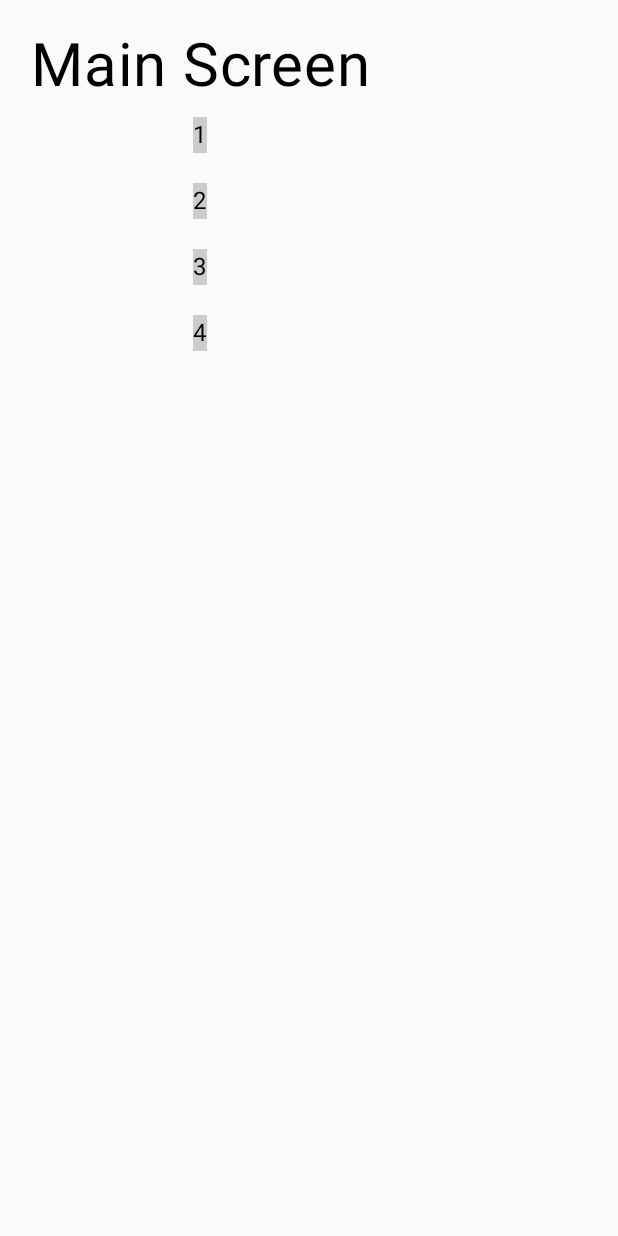
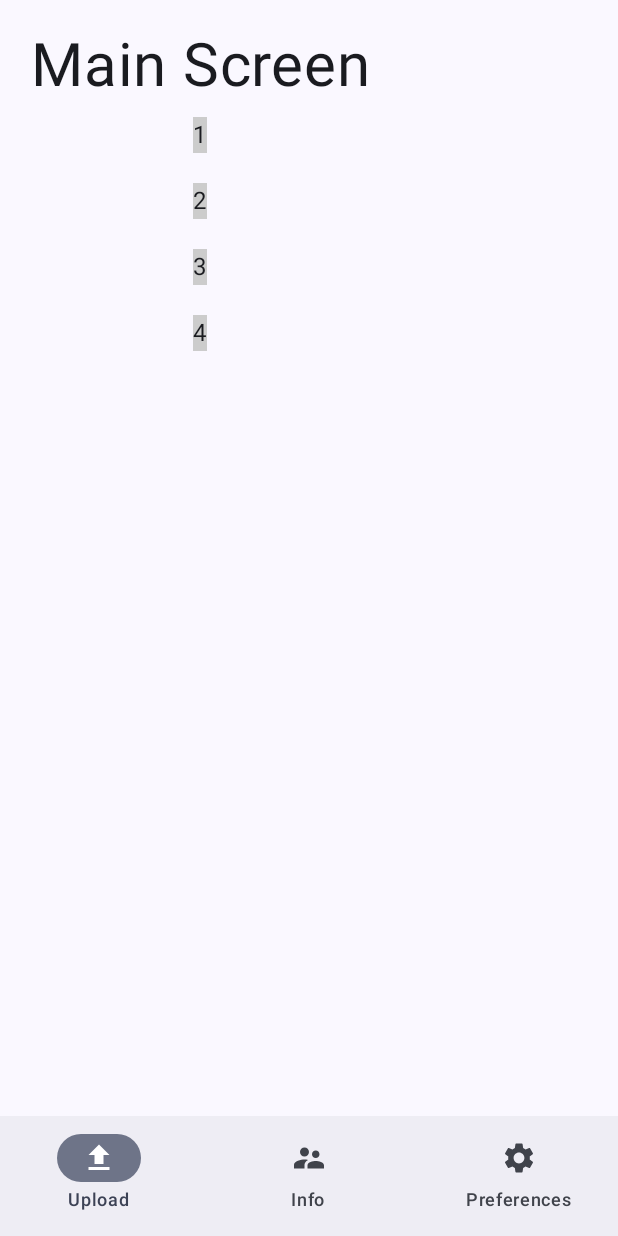
Before and after one commit to alexmcgowan112/android-hack-challenge-fa24, an Android app built with Jetpack Compose: the screen it shows after launch (MainActivity), on a phone screen of 412 x 824 dp. Run offline under Robolectric (Android 15) with nearby library versions, the phone set to English and light mode, and no system bars; our stand-ins replace Dagger/Hilt's generated code.

Commit message:
added NavigationBar and Screens

```diff
--- a/app/build.gradle.kts
+++ b/app/build.gradle.kts
@@ -4,6 +4,7 @@ plugins {
     alias(libs.plugins.kotlin.compose)
     id("com.google.dagger.hilt.android")
     id("kotlin-kapt")
+    alias(libs.plugins.jetbrains.kotlin.serialization)
 }
 
 android {
@@ -64,6 +65,8 @@ dependencies {
     kapt(libs.hilt.android.compiler)
     implementation(libs.converter.moshi)
     implementation(libs.moshi.kotlin)
+    implementation(libs.androidx.compose.navigation)
+    implementation(libs.kotlinx.serialization.json)
 }
 
 // Allow references to generated code
--- a/app/src/main/java/com/example/a6starter/ui/screens/main/InfoScreen.kt
+++ b/app/src/main/java/com/example/a6starter/ui/screens/main/InfoScreen.kt
@@ -2,9 +2,8 @@ package com.example.a6starter.ui.screens.main
 
 import androidx.compose.material3.Text
 import androidx.compose.runtime.Composable
-import androidx.hilt.navigation.compose.hiltViewModel
 
 @Composable
-fun InfoScreen(viewModel: InfoScreenViewModel = hiltViewModel()) {
-    Text("Placeholder")
+fun InfoScreen() {
+    Text("InfoScreen Placeholder")
 }
--- a/app/src/main/java/com/example/a6starter/ui/screens/main/MainScreen.kt
+++ b/app/src/main/java/com/example/a6starter/ui/screens/main/MainScreen.kt
@@ -2,36 +2,72 @@ package com.example.a6starter.ui.screens.main
 
 import androidx.compose.foundation.background
 import androidx.compose.foundation.layout.Column
-
+import androidx.compose.foundation.layout.fillMaxSize
 import androidx.compose.foundation.layout.padding
 import androidx.compose.foundation.lazy.LazyColumn
 import androidx.compose.foundation.lazy.items
 import androidx.compose.foundation.lazy.rememberLazyListState
-import androidx.compose.material3.CircularProgressIndicator
+import androidx.compose.material3.Icon
+import androidx.compose.material3.NavigationBar
+import androidx.compose.material3.NavigationBarItem
+import androidx.compose.material3.Scaffold
 import androidx.compose.material3.Text
 import androidx.compose.runtime.Composable
-import androidx.compose.runtime.LaunchedEffect
-import androidx.compose.runtime.derivedStateOf
 import androidx.compose.runtime.getValue
-import androidx.compose.runtime.remember
 import androidx.compose.runtime.rememberCoroutineScope
-import androidx.compose.runtime.snapshotFlow
 import androidx.compose.ui.Alignment
 import androidx.compose.ui.Modifier
 import androidx.compose.ui.graphics.Color
+import androidx.compose.ui.graphics.painter.Painter
+import androidx.compose.ui.res.painterResource
 import androidx.compose.ui.text.style.TextAlign
 import androidx.compose.ui.unit.dp
 import androidx.compose.ui.unit.sp
 import androidx.hilt.navigation.compose.hiltViewModel
-import kotlinx.coroutines.flow.launchIn
-import kotlinx.coroutines.flow.onEach
+import androidx.navigation.NavBackStackEntry
+import androidx.navigation.compose.NavHost
+import androidx.navigation.compose.composable
+import androidx.navigation.compose.currentBackStackEntryAsState
+import androidx.navigation.compose.rememberNavController
+import androidx.navigation.toRoute
+import com.example.a6starter.R
+import kotlinx.serialization.Serializable
 
 private const val LOADING_KEY = "LOADING"
 
+@Serializable
+sealed class Screen {
+    @Serializable
+    data object UploadScreen : Screen()
+
+    @Serializable
+    data object InfoScreen : Screen()
+
+    @Serializable
+    data object PreferencesScreen : Screen()
+
+    fun NavBackStackEntry.toScreen(): Screen? =
+        when (destination.route?.substringAfterLast(".")?.substringBefore("/")) {
+            "UploadScreen" -> toRoute<UploadScreen>()
+            "InfoScreen" -> toRoute<InfoScreen>()
+            "PreferencesScreen" -> toRoute<PreferencesScreen>()
+            else -> null
+        }
+
+}
+
+data class NavItem(
+    val screen: Screen,
+    val label: String,
+    val icon: Painter
+)
+
 @Composable
-fun MainScreen(viewModel: MainScreenViewModel = hiltViewModel()) {
+fun MainScreen(
+    viewModel: MainScreenViewModel = hiltViewModel()
+) {
 
-    val lazyListState = rememberLazyListState()
+
     // To see when we need to load more data, we create a stateful variable based on the lazy list
     //  state. It is true if our loading circle is visible.
     /**val loadingCircleVisible by remember {
@@ -40,6 +76,65 @@ fun MainScreen(viewModel: MainScreenViewModel = hiltViewModel()) {
     }
     }**/
     val coroutineScope = rememberCoroutineScope()
+    val navController = rememberNavController()
+    val tabs = listOf(
+        NavItem(
+            label = "Upload",
+            icon = painterResource(id = R.drawable.baseline_file_upload_24),
+            screen = Screen.UploadScreen
+        ),
+        NavItem(
+            label = "Info",
+            icon = painterResource(id = R.drawable.baseline_supervisor_account_24),
+            screen = Screen.InfoScreen
+        ),
+        NavItem(
+            label = "Preferences",
+            icon = painterResource(id = R.drawable.baseline_settings_24),
+            screen = Screen.PreferencesScreen
+        )
+
+    )
+    val navBackStackEntry by navController.currentBackStackEntryAsState()
+    val currentRoute = navBackStackEntry?.destination?.route
+    Scaffold(modifier = Modifier.fillMaxSize(), bottomBar = {
+        NavigationBar {
+            tabs.map { item ->
+                NavigationBarItem(
+                    selected = currentRoute == item.screen::class.simpleName,
+                    onClick = {
+                        navController.navigate(item.screen::class.simpleName!!) {
+                            popUpTo(navController.graph.startDestinationRoute!!) {
+                                saveState = true
+                            }
+                            launchSingleTop = true
+                            restoreState = true
+                        }
+
+                    },
+                    icon = { Icon(painter = item.icon, contentDescription = null) },
+                    label = { Text(text = item.label) }
+                )
+            }
+        }
+    }) { innerPadding ->
+        NavHost(
+            navController = navController,
+            startDestination = Screen.UploadScreen::class.simpleName!!,
+            modifier = Modifier.padding(innerPadding)
+        ) {
+            composable(Screen.UploadScreen::class.simpleName!!) {
+                UploadScreen()
+            }
+            composable(Screen.InfoScreen::class.simpleName!!) {
+                InfoScreen()
+            }
+            composable(Screen.PreferencesScreen::class.simpleName!!) {
+                PreferencesScreen()
+            }
+        }
+
+    }
 
     /**LaunchedEffect(Unit) {
     // We then use snapshotFlow to convert this stateful variable into a flow, so this way
@@ -48,8 +143,18 @@ fun MainScreen(viewModel: MainScreenViewModel = hiltViewModel()) {
     // TODO call load next page here
     }.launchIn(coroutineScope)
     }**/
-    val tempList = listOf(1,2,3,4)
-    Column(modifier = Modifier.padding(20.dp), horizontalAlignment = Alignment.CenterHorizontally) {
+
+
+}
+
+@Composable
+fun UploadScreen() {
+    val tempList = listOf(1, 2, 3, 4)
+    val lazyListState = rememberLazyListState()
+    Column(
+        modifier = Modifier.padding(20.dp),
+        horizontalAlignment = Alignment.CenterHorizontally
+    ) {
         Text(text = "Main Screen", fontSize = 40.sp, textAlign = TextAlign.Center)
         LazyColumn(state = lazyListState) {
             items(tempList) { index ->
@@ -62,10 +167,13 @@ fun MainScreen(viewModel: MainScreenViewModel = hiltViewModel()) {
     }
 }
 
-
 @Composable
 fun ColumnCard(displayText: String) {
-    Column(modifier = Modifier.padding(10.dp).background(Color.LightGray)) {
+    Column(
+        modifier = Modifier
+            .padding(10.dp)
+            .background(Color.LightGray)
+    ) {
         Text(text = displayText)
     }
 }
--- a/app/src/main/java/com/example/a6starter/ui/screens/main/PreferencesScreen.kt
+++ b/app/src/main/java/com/example/a6starter/ui/screens/main/PreferencesScreen.kt
@@ -2,9 +2,8 @@ package com.example.a6starter.ui.screens.main
 
 import androidx.compose.material3.Text
 import androidx.compose.runtime.Composable
-import androidx.hilt.navigation.compose.hiltViewModel
 
 @Composable
-fun PreferencesScreen(viewModel: InfoScreenViewModel = hiltViewModel()) {
-    Text("Placeholder")
+fun PreferencesScreen() {
+    Text("PreferencesScreen Placeholder")
 }
--- /dev/null
+++ b/app/src/main/res/drawable/baseline_file_upload_24.xml
@@ -0,0 +1,5 @@
+<vector xmlns:android="http://schemas.android.com/apk/res/android" android:height="24dp" android:tint="#000000" android:viewportHeight="24" android:viewportWidth="24" android:width="24dp">
+
+    <path android:fillColor="@android:color/white" android:pathData="M9,16h6v-6h4l-7,-7 -7,7h4zM5,18h14v2L5,20z"/>
+
+</vector>
--- /dev/null
+++ b/app/src/main/res/drawable/baseline_settings_24.xml
@@ -0,0 +1,5 @@
+<vector xmlns:android="http://schemas.android.com/apk/res/android" android:height="24dp" android:tint="#000000" android:viewportHeight="24" android:viewportWidth="24" android:width="24dp">
+
+    <path android:fillColor="@android:color/white" android:pathData="M19.14,12.94c0.04,-0.3 0.06,-0.61 0.06,-0.94c0,-0.32 -0.02,-0.64 -0.07,-0.94l2.03,-1.58c0.18,-0.14 0.23,-0.41 0.12,-0.61l-1.92,-3.32c-0.12,-0.22 -0.37,-0.29 -0.59,-0.22l-2.39,0.96c-0.5,-0.38 -1.03,-0.7 -1.62,-0.94L14.4,2.81c-0.04,-0.24 -0.24,-0.41 -0.48,-0.41h-3.84c-0.24,0 -0.43,0.17 -0.47,0.41L9.25,5.35C8.66,5.59 8.12,5.92 7.63,6.29L5.24,5.33c-0.22,-0.08 -0.47,0 -0.59,0.22L2.74,8.87C2.62,9.08 2.66,9.34 2.86,9.48l2.03,1.58C4.84,11.36 4.8,11.69 4.8,12s0.02,0.64 0.07,0.94l-2.03,1.58c-0.18,0.14 -0.23,0.41 -0.12,0.61l1.92,3.32c0.12,0.22 0.37,0.29 0.59,0.22l2.39,-0.96c0.5,0.38 1.03,0.7 1.62,0.94l0.36,2.54c0.05,0.24 0.24,0.41 0.48,0.41h3.84c0.24,0 0.44,-0.17 0.47,-0.41l0.36,-2.54c0.59,-0.24 1.13,-0.56 1.62,-0.94l2.39,0.96c0.22,0.08 0.47,0 0.59,-0.22l1.92,-3.32c0.12,-0.22 0.07,-0.47 -0.12,-0.61L19.14,12.94zM12,15.6c-1.98,0 -3.6,-1.62 -3.6,-3.6s1.62,-3.6 3.6,-3.6s3.6,1.62 3.6,3.6S13.98,15.6 12,15.6z"/>
+
+</vector>
--- /dev/null
+++ b/app/src/main/res/drawable/baseline_supervisor_account_24.xml
@@ -0,0 +1,5 @@
+<vector xmlns:android="http://schemas.android.com/apk/res/android" android:height="24dp" android:tint="#000000" android:viewportHeight="24" android:viewportWidth="24" android:width="24dp">
+
+    <path android:fillColor="@android:color/white" android:pathData="M16.5,12c1.38,0 2.49,-1.12 2.49,-2.5S17.88,7 16.5,7C15.12,7 14,8.12 14,9.5s1.12,2.5 2.5,2.5zM9,11c1.66,0 2.99,-1.34 2.99,-3S10.66,5 9,5C7.34,5 6,6.34 6,8s1.34,3 3,3zM16.5,14c-1.83,0 -5.5,0.92 -5.5,2.75L11,19h11v-2.25c0,-1.83 -3.67,-2.75 -5.5,-2.75zM9,13c-2.33,0 -7,1.17 -7,3.5L2,19h7v-2.25c0,-0.85 0.33,-2.34 2.37,-3.47C10.5,13.1 9.66,13 9,13z"/>
+
+</vector>
--- a/gradle/libs.versions.toml
+++ b/gradle/libs.versions.toml
@@ -35,8 +35,11 @@ androidx-ui-test-junit4 = { group = "androidx.compose.ui", name = "ui-test-junit
 androidx-material3 = { group = "androidx.compose.material3", name = "material3" }
 moshi-kotlin = { module = "com.squareup.moshi:moshi-kotlin", version.ref = "moshiKotlin" }
 retrofit = { module = "com.squareup.retrofit2:retrofit", version.ref = "retrofit" }
+androidx-compose-navigation = { group = "androidx.navigation", name = "navigation-compose", version="2.8.0-beta06"}
+kotlinx-serialization-json = { group = "org.jetbrains.kotlinx", name = "kotlinx-serialization-json", version = "1.6.3" }
 
 [plugins]
 android-application = { id = "com.android.application", version.ref = "agp" }
 kotlin-android = { id = "org.jetbrains.kotlin.android", version.ref = "kotlin" }
 kotlin-compose = { id = "org.jetbrains.kotlin.plugin.compose", version.ref = "kotlin" }
+jetbrains-kotlin-serialization = { id = "org.jetbrains.kotlin.plugin.serialization", version.ref = "kotlin" }
```
Lines whose indentation alone changed are shown as unchanged.
